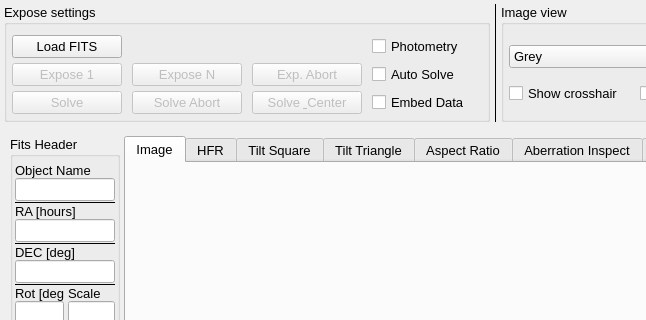
Qt form mw4/gui/widgets/image.ui (mworion/MountWizzard4) before a commit; both pictures show x 0 to 646 and y 0 to 320 of the 800 by 600 pixel window.
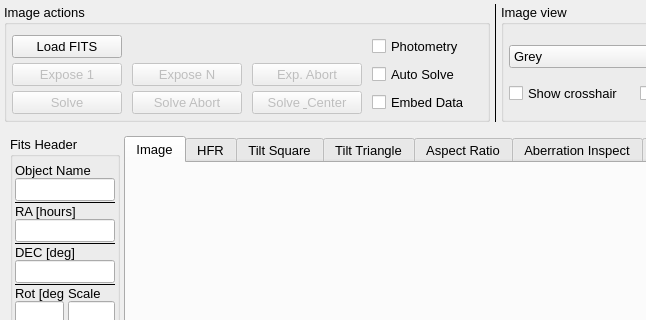
The same form after that commit. Custom widgets are drawn as their Qt base class.

The edit to the form file:
```diff
--- a/mw4/gui/widgets/image.ui
+++ b/mw4/gui/widgets/image.ui
@@ -19,7 +19,7 @@
   <property name="maximumSize">
    <size>
     <width>1600</width>
-    <height>1200</height>
+    <height>1230</height>
    </size>
   </property>
   <property name="sizeIncrement">
@@ -73,7 +73,7 @@
      <item>
       <widget class="QGroupBox" name="groupBox_3">
        <property name="title">
-        <string>Expose settings</string>
+        <string>Image actions</string>
        </property>
        <property name="large" stdset="0">
         <bool>true</bool>
```
